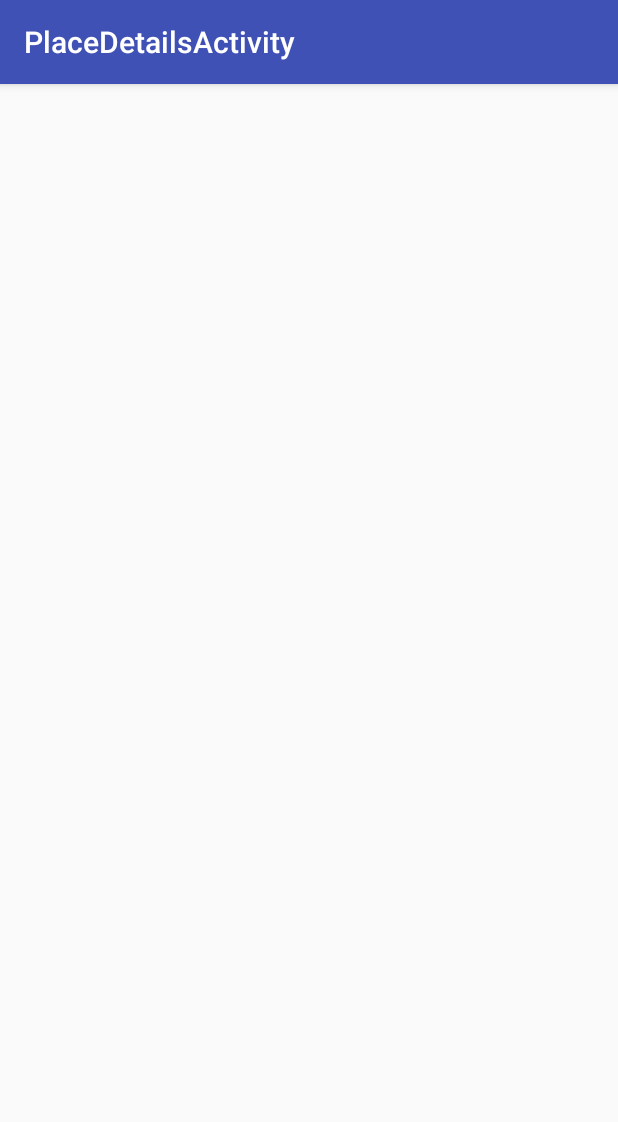
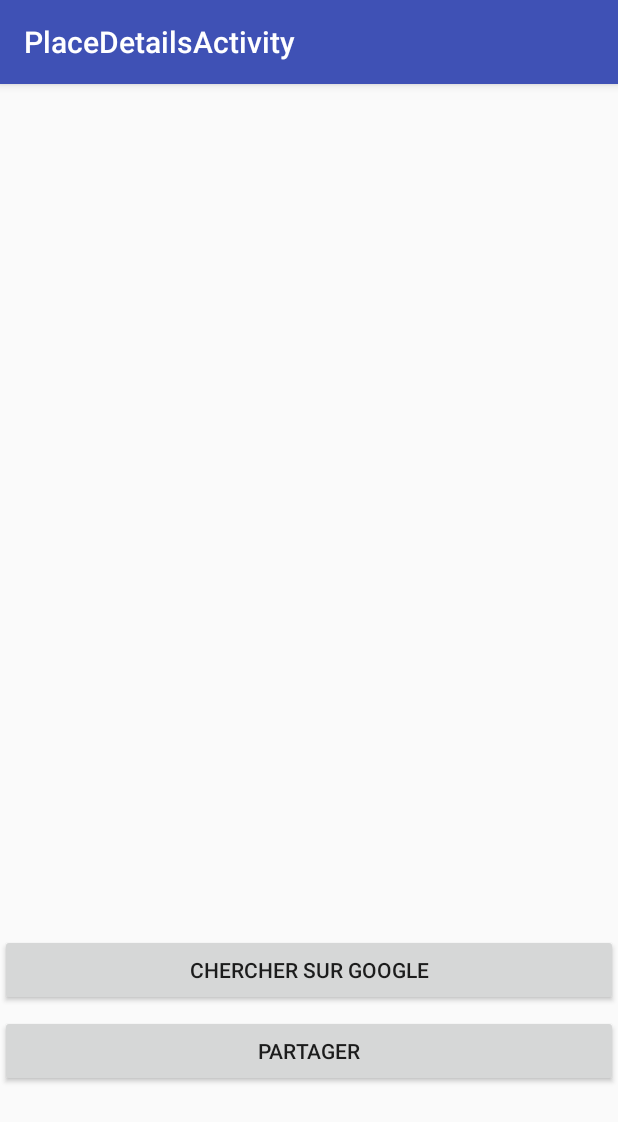
Before and after one commit to lauriencls/PlaceSearcher, an Android app: the PlaceDetailsActivity screen opened directly, with no data from a screen before it, on a phone screen of 412 x 824 dp. Shown: the top 1122 px of the screen. Run offline under Robolectric (Android 15) with nearby library versions, the phone set to English and light mode, and no system bars; our stand-ins replace ButterKnife.

Commit message:
Retour quand clic sur rue et ajout bouton recherche Google

```diff
--- a/app/src/main/java/org/miage/placesearcher/PlaceDetailsActivity.java
+++ b/app/src/main/java/org/miage/placesearcher/PlaceDetailsActivity.java
@@ -1,8 +1,13 @@
 package org.miage.placesearcher;
 
+import android.content.Intent;
+import android.net.Uri;
 import android.os.Bundle;
 import android.support.v7.app.AppCompatActivity;
 import android.support.v7.widget.Toolbar;
+import android.util.Log;
+import android.view.View;
+import android.widget.Button;
 import android.widget.TextView;
 
 import butterknife.BindView;
@@ -13,6 +18,15 @@ public class PlaceDetailsActivity extends AppCompatActivity {
     @BindView(R.id.detail_street)
     TextView mDetailStreet;
 
+    @BindView(R.id.button_google_search)
+    Button mButtonGoogleSearch;
+
+    @BindView(R.id.button_share)
+    Button mButtonShare;
+
+    @BindView(R.id.toolbar)
+    Toolbar toolbar;
+
     @Override
     protected void onCreate(Bundle savedInstanceState) {
         super.onCreate(savedInstanceState);
@@ -20,12 +34,40 @@ public class PlaceDetailsActivity extends AppCompatActivity {
         setContentView(R.layout.place_details_layout);
         ButterKnife.bind(this);
 
-        Toolbar toolbar = (Toolbar) findViewById(R.id.toolbar);
         setSupportActionBar(toolbar);
 
         String detailStreetInfo = getIntent().getStringExtra("detailInfoStreet");
         mDetailStreet.setText(detailStreetInfo);
 
+        /** Action quand on clique sur l'intitulé de la rue */
+        mDetailStreet.setOnClickListener(new View.OnClickListener()
+        {
+            public void onClick(View v)
+            {
+                /** Première manière **/
+                PlaceDetailsActivity.this.finish();
+
+                /** Seconde manière
+                 * Intent mainActivityIntent = new Intent(PlaceDetailsActivity.this, MainActivity.class);
+                 * startActivity(mainActivityIntent);
+                 */
+            }
+        });
+
+
+        /** Action quand on clique sur "Chercher sur Google" */
+        mButtonGoogleSearch.setOnClickListener(new View.OnClickListener()
+        {
+            public void onClick(View v)
+            {
+                Log.e("LOG", "Avant le Google");
+
+                /** Lancement recherche de la rue dans Google */
+                Uri url = Uri.parse("http://www.google.fr/search?q="+mDetailStreet.getText());
+                Intent launchBrowser = new Intent(Intent.ACTION_VIEW, url);
+                startActivity(launchBrowser);
+            }
+        });
 
     }
 
--- a/app/src/main/res/layout/place_details_layout.xml
+++ b/app/src/main/res/layout/place_details_layout.xml
@@ -1,7 +1,7 @@
 <?xml version="1.0" encoding="utf-8"?>
 
 
-<android.support.design.widget.CoordinatorLayout xmlns:android="http://schemas.android.com/apk/res/android"
+<RelativeLayout xmlns:android="http://schemas.android.com/apk/res/android"
 
     xmlns:app="http://schemas.android.com/apk/res-auto"
     android:layout_width="match_parent"
@@ -12,14 +12,11 @@
 
 
     <TextView
-        xmlns:app="http://schemas.android.com/apk/res-auto"
-        xmlns:tools="http://schemas.android.com/tools"
-        android:text="TextView"
         android:layout_width="wrap_content"
         android:layout_height="wrap_content"
-        android:id="@+id/detail_street"
-        app:layout_anchorGravity="center_vertical|center_horizontal"
-        android:layout_gravity="center_vertical|center_horizontal" />
+        android:layout_marginTop="60dp"
+        android:textAppearance="@style/TextAppearance.AppCompat.Display1"
+        tools:text="Détails" />
 
     <android.support.design.widget.AppBarLayout
         android:layout_width="match_parent"
@@ -34,11 +31,41 @@
 
     </android.support.design.widget.AppBarLayout>
 
+
+    <Button
+        android:text="Chercher sur Google"
+        android:layout_width="match_parent"
+        android:layout_height="wrap_content"
+        android:layout_marginBottom="153dp"
+        android:id="@+id/button_google_search"
+        android:layout_row="1"
+        android:layout_column="1"
+        android:layout_alignParentBottom="true"
+        android:layout_alignParentLeft="true"
+        android:layout_alignParentStart="true" />
+
     <TextView
+        android:text="TextView"
         android:layout_width="wrap_content"
         android:layout_height="wrap_content"
-        android:layout_marginTop="60dp"
-        android:textAppearance="@style/TextAppearance.AppCompat.Display1"
-        tools:text="Détails" />
+        android:id="@+id/detail_street"
+        app:layout_anchorGravity="center_vertical|center_horizontal"
+        android:layout_gravity="center_vertical|center_horizontal"
+        android:layout_above="@+id/button_google_search"
+        android:layout_centerHorizontal="true"
+        android:layout_marginBottom="10dp" />
 
-</android.support.design.widget.CoordinatorLayout>
+    <Button
+        android:text="Partager"
+        android:layout_width="match_parent"
+        android:layout_height="wrap_content"
+        android:id="@+id/button_share"
+        android:layout_row="1"
+        android:layout_column="1"
+        android:layout_alignTop="@+id/button_google_search"
+        android:layout_alignParentLeft="true"
+        android:layout_alignParentStart="true"
+        android:layout_marginTop="54dp" />
+
+
+</RelativeLayout>
--- /dev/null
+++ b/app/src/main/res/values/values.xml
@@ -0,0 +1,4 @@
+<?xml version="1.0" encoding="utf-8"?>
+<resources>
+    <color name="background_material_dark">#49303030</color>
+</resources>
```
